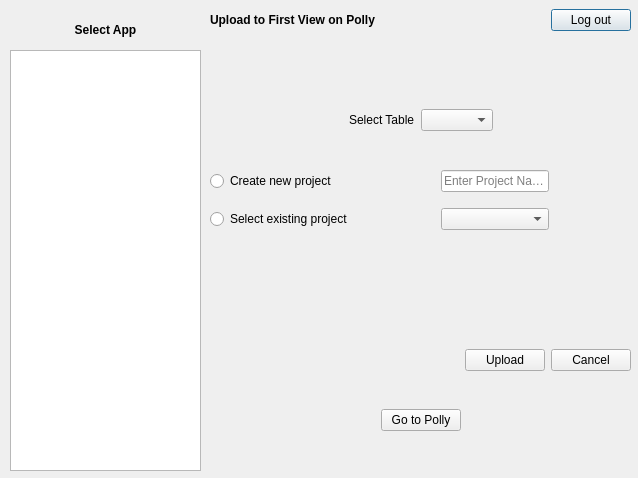
This is src/gui/mzroll/forms/pollyelmaveninterface.ui in ElucidataInc/ElMaven as Qt 5 draws it before an edit. The edited form follows.
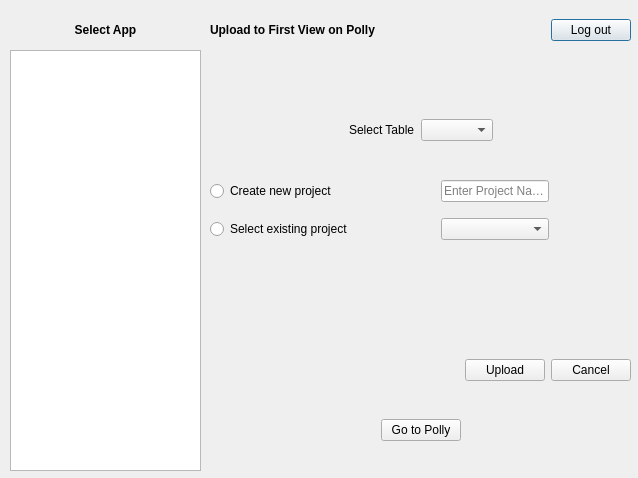
This is the edited form.

Commit message: [UI] Add tooltips to Polly workflows

What changed in the file:
```diff
--- a/src/gui/mzroll/forms/pollyelmaveninterface.ui
+++ b/src/gui/mzroll/forms/pollyelmaveninterface.ui
@@ -17,7 +17,7 @@
    <property name="geometry">
     <rect>
      <x>210</x>
-     <y>0</y>
+     <y>10</y>
      <width>421</width>
      <height>461</height>
     </rect>
```
The commit also changes 2 other files.
